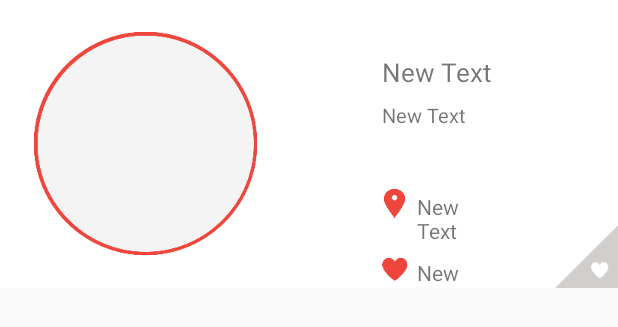
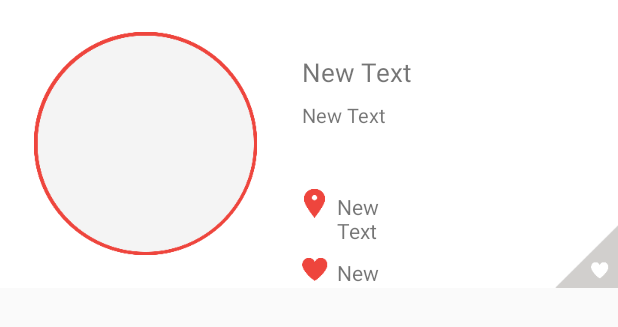
Before and after one commit to Around-The-Truck/Around-The-Truck-New-Customer, an Android app: the layout brand_row.xml on its own in the app's theme, with its tools: preview values and no code run, on a phone screen of 412 x 824 dp. Shown: the top 327 px of the screen. Run offline under Robolectric (Android 15) with nearby library versions, the light colour scheme and no system bars; Roboto replaces fonts that are not available here.

Commit message:
su_2015_0114

```diff
--- a/app/src/main/java/kr/co/aroundthetruck/customer/BrandListActivity.java
+++ b/app/src/main/java/kr/co/aroundthetruck/customer/BrandListActivity.java
@@ -152,7 +152,7 @@ public class BrandListActivity extends Activity {
         } catch (Exception e) {
             Log.d("ebsud", "JSON error (BrandList) : " + e);
             e.printStackTrace();
-            ;
+
         }
 
 
--- a/app/src/main/res/layout/brand_row.xml
+++ b/app/src/main/res/layout/brand_row.xml
@@ -27,8 +27,7 @@
                 android:layout_height="wrap_content"
                 android:orientation="vertical"
                 android:layout_alignParentTop="true"
-                android:layout_centerHorizontal="true"
-                android:layout_marginLeft="30dp"
+            android:layout_marginLeft="30dp"
                 android:layout_marginTop="30.5dp">
              <TextView
                 android:layout_width="wrap_content"
```
